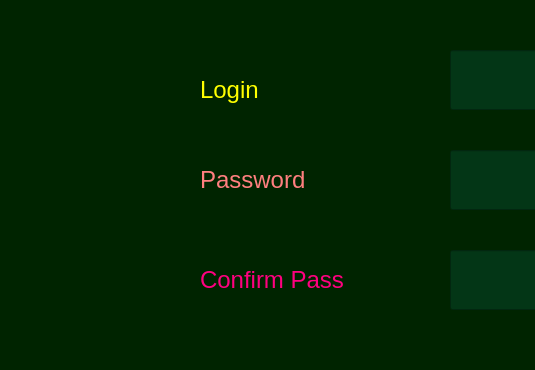
This is WindowsGraphics/SignUpWindow.ui in Skripkon/App-for-learning-English-LANGOD as Qt 5 draws it before an edit; both pictures show x 0 to 535 and y 110 to 480 of the 1200 by 800 pixel window. The edited form follows.
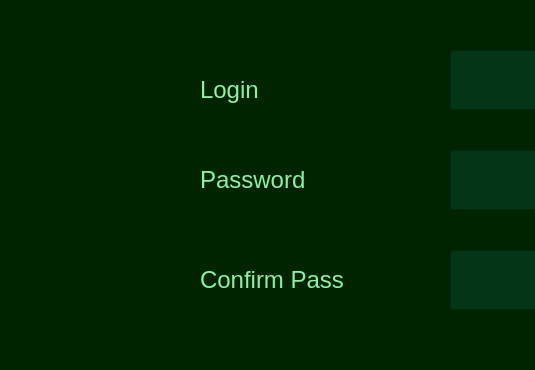
This is the edited form.

```diff
--- a/WindowsGraphics/SignUpWindow.ui
+++ b/WindowsGraphics/SignUpWindow.ui
@@ -47,7 +47,7 @@
    </property>
    <property name="styleSheet">
     <string notr="true">font-size:18pt; 
-color:rgb(255, 255, 0);
+color: rgb(143, 240, 164);
 border-color: rgb(255, 255, 255);</string>
    </property>
    <property name="text">
@@ -108,7 +108,7 @@
    </property>
    <property name="styleSheet">
     <string notr="true">font-size:18pt;
- color:rgb(255, 127, 127);
+color: rgb(143, 240, 164);
 border-color: rgb(255, 255, 255);</string>
    </property>
    <property name="text">
@@ -164,7 +164,7 @@
    </property>
    <property name="styleSheet">
     <string notr="true">font-size:18pt;
- color:rgb(255, 0, 127);
+color: rgb(143, 240, 164);
 border-color: rgb(255, 255, 255);</string>
    </property>
    <property name="text">
```
